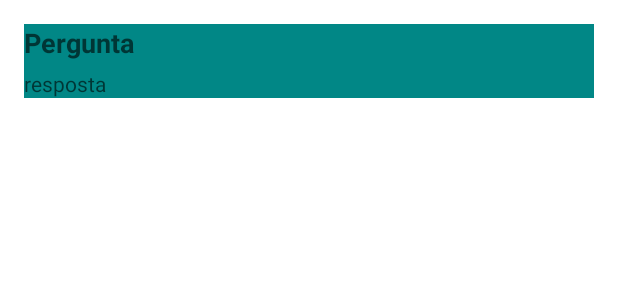
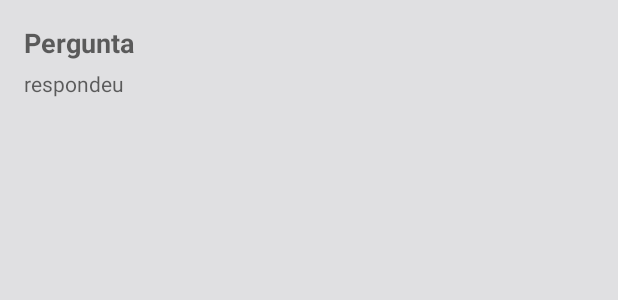
Before and after one commit to JamesWillian/SmartQuizAI, an Android app: the layout quiz_results.xml on its own in the app's theme, with its tools: preview values and no code run, on a phone screen of 412 x 824 dp. Shown: the top 300 px of the screen. Run offline under Robolectric (Android 15) with nearby library versions, the phone set to English and light mode, and no system bars.

Commit message:
Setting colors and themes

```diff
--- a/app/src/main/java/com/jammes/smartquizai/QuizResultFragment.kt
+++ b/app/src/main/java/com/jammes/smartquizai/QuizResultFragment.kt
@@ -39,7 +39,7 @@ class QuizResultFragment: Fragment() {
         binding.resultRecyclerView.layoutManager = LinearLayoutManager(requireContext())
         binding.resultRecyclerView.adapter = adapter
 
-        binding.correctAnswersTextView.text = "${viewModel.correctAnswers} de 10"
+        binding.countAnswersTextView.text = "${viewModel.correctAnswers} de 10"
     }
 
     override fun onDestroyView() {
--- a/app/src/main/res/layout/activity_main.xml
+++ b/app/src/main/res/layout/activity_main.xml
@@ -4,6 +4,7 @@
     xmlns:tools="http://schemas.android.com/tools"
     android:layout_width="match_parent"
     android:layout_height="match_parent"
+    android:background="@color/platinum"
     tools:context=".MainActivity">
 
     <androidx.fragment.app.FragmentContainerView
--- a/app/src/main/res/layout/fragment_quiz_questions.xml
+++ b/app/src/main/res/layout/fragment_quiz_questions.xml
@@ -1,6 +1,7 @@
 <?xml version="1.0" encoding="utf-8"?>
 <ScrollView xmlns:android="http://schemas.android.com/apk/res/android"
     xmlns:app="http://schemas.android.com/apk/res-auto"
+    android:background="@color/platinum"
     android:layout_width="match_parent"
     android:layout_height="match_parent">
 
--- a/app/src/main/res/layout/quiz_results.xml
+++ b/app/src/main/res/layout/quiz_results.xml
@@ -1,10 +1,10 @@
 <?xml version="1.0" encoding="utf-8"?>
 <LinearLayout xmlns:android="http://schemas.android.com/apk/res/android"
+    xmlns:app="http://schemas.android.com/apk/res-auto"
     android:layout_width="match_parent"
     android:layout_height="wrap_content"
     android:layout_margin="16dp"
-    android:orientation="vertical"
-    android:background="@color/teal_700">
+    android:orientation="vertical">
 
     <TextView
         android:id="@+id/question_text_view"
@@ -15,10 +15,18 @@
         android:textStyle="bold" />
 
     <TextView
-        android:id="@+id/result_text_view"
+        android:id="@+id/pickedAnswerTextView"
         android:layout_width="match_parent"
         android:layout_height="wrap_content"
         android:layout_marginTop="5dp"
-        android:hint="@string/hint_answer" />
+        android:hint="@string/hint_picked_answer" />
+
+    <TextView
+        android:id="@+id/correctAnswerTextView"
+        android:layout_width="match_parent"
+        android:layout_height="wrap_content"
+        android:layout_marginTop="5dp"
+        android:hint="@string/hint_correct_answer"
+        android:visibility="gone" />
 
 </LinearLayout>
--- a/app/src/main/res/values-night/themes.xml
+++ b/app/src/main/res/values-night/themes.xml
@@ -2,15 +2,16 @@
     <!-- Base application theme. -->
     <style name="Theme.SmartQuizAI" parent="Theme.MaterialComponents.DayNight.DarkActionBar">
         <!-- Primary brand color. -->
-        <item name="colorPrimary">@color/purple_200</item>
-        <item name="colorPrimaryVariant">@color/purple_700</item>
-        <item name="colorOnPrimary">@color/black</item>
+        <item name="colorPrimary">@color/indigo_dye</item>
+        <item name="colorPrimaryVariant">@color/sandy_brown</item>
+        <item name="colorOnPrimary">@color/platinum</item>
         <!-- Secondary brand color. -->
-        <item name="colorSecondary">@color/teal_200</item>
-        <item name="colorSecondaryVariant">@color/teal_200</item>
-        <item name="colorOnSecondary">@color/black</item>
+        <item name="colorSecondary">@color/dartmouth_green</item>
+        <item name="colorSecondaryVariant">@color/falu_red</item>
+        <item name="colorOnSecondary">@color/platinum</item>
         <!-- Status bar color. -->
         <item name="android:statusBarColor">?attr/colorPrimaryVariant</item>
         <!-- Customize your theme here. -->
+        <item name="android:backgroundTint">@color/dark</item>
     </style>
 </resources>
--- a/app/src/main/res/values/colors.xml
+++ b/app/src/main/res/values/colors.xml
@@ -7,4 +7,12 @@
     <color name="teal_700">#FF018786</color>
     <color name="black">#FF000000</color>
     <color name="white">#FFFFFFFF</color>
+
+    <color name="falu_red">#721817</color>
+    <color name="sandy_brown">#FA9F42</color>
+    <color name="indigo_dye">#2B4162</color>
+    <color name="dartmouth_green">#0B6E4F</color>
+    <color name="platinum">#E0E0E2</color>
+    <color name="dark">#333333</color>
+
 </resources>
--- a/app/src/main/res/values/strings.xml
+++ b/app/src/main/res/values/strings.xml
@@ -1,7 +1,8 @@
 <resources>
     <string name="app_name">SmartQuizAI</string>
     <string name="hint_question">Pergunta</string>
-    <string name="hint_answer">resposta</string>
+    <string name="hint_picked_answer">respondeu</string>
+    <string name="hint_correct_answer">resposta correta</string>
     <string name="correct_questions">Você acertou:</string>
     <string name="count_correct_questions">8 de 10</string>
 </resources>
--- a/app/src/main/res/values/themes.xml
+++ b/app/src/main/res/values/themes.xml
@@ -2,15 +2,16 @@
     <!-- Base application theme. -->
     <style name="Theme.SmartQuizAI" parent="Theme.MaterialComponents.DayNight.DarkActionBar">
         <!-- Primary brand color. -->
-        <item name="colorPrimary">@color/purple_500</item>
-        <item name="colorPrimaryVariant">@color/purple_700</item>
-        <item name="colorOnPrimary">@color/white</item>
+        <item name="colorPrimary">@color/indigo_dye</item>
+        <item name="colorPrimaryVariant">@color/sandy_brown</item>
+        <item name="colorOnPrimary">@color/platinum</item>
         <!-- Secondary brand color. -->
-        <item name="colorSecondary">@color/teal_200</item>
-        <item name="colorSecondaryVariant">@color/teal_700</item>
-        <item name="colorOnSecondary">@color/black</item>
+        <item name="colorSecondary">@color/dartmouth_green</item>
+        <item name="colorSecondaryVariant">@color/falu_red</item>
+        <item name="colorOnSecondary">@color/platinum</item>
         <!-- Status bar color. -->
         <item name="android:statusBarColor">?attr/colorPrimaryVariant</item>
         <!-- Customize your theme here. -->
+        <item name="android:backgroundTint">@color/platinum</item>
     </style>
 </resources>
```
Also changed, not shown: app/src/main/java/com/jammes/smartquizai/QuizResultAdapter.kt (+12 -5 lines), app/src/main/res/layout/fragment_quiz_result.xml (+7 -4 lines).
